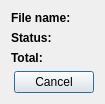
This is projects/gui/ui/importprogressdlg.ui in cutechess/cutechess as Qt 5 draws it before an edit. The edited form follows.
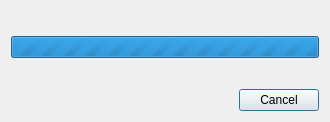
This is the edited form.

Commit message:
Improved PGN import dialog
Adds progress bar and remaining import time.

The edit to the form file:
```diff
--- a/projects/gui/ui/importprogressdlg.ui
+++ b/projects/gui/ui/importprogressdlg.ui
@@ -7,88 +7,44 @@
     <x>0</x>
     <y>0</y>
     <width>330</width>
-    <height>130</height>
+    <height>122</height>
    </rect>
   </property>
   <property name="minimumSize">
    <size>
     <width>330</width>
-    <height>130</height>
+    <height>120</height>
    </size>
   </property>
   <property name="windowTitle">
    <string>Importing</string>
   </property>
   <layout class="QVBoxLayout" name="verticalLayout_2">
-   <property name="sizeConstraint">
-    <enum>QLayout::SetFixedSize</enum>
-   </property>
    <item>
-    <layout class="QGridLayout" name="gridLayout_2" columnstretch="0,0,1">
-     <item row="0" column="0">
-      <widget class="QLabel" name="label">
+    <layout class="QVBoxLayout" name="verticalLayout">
+     <item>
+      <widget class="QLabel" name="m_fileNameLabel">
        <property name="font">
         <font>
          <weight>75</weight>
          <bold>true</bold>
         </font>
        </property>
-       <property name="text">
-        <string>File name:</string>
-       </property>
       </widget>
      </item>
-     <item row="0" column="2">
-      <widget class="QLabel" name="m_fileNameLabel"/>
-     </item>
-     <item row="0" column="1">
-      <spacer name="horizontalSpacer">
-       <property name="orientation">
-        <enum>Qt::Horizontal</enum>
+     <item>
+      <widget class="QProgressBar" name="m_importProgressBar">
+       <property name="maximum">
+        <number>0</number>
        </property>
-       <property name="sizeType">
-        <enum>QSizePolicy::Fixed</enum>
+       <property name="value">
+        <number>-1</number>
        </property>
-       <property name="sizeHint" stdset="0">
-        <size>
-         <width>10</width>
-         <height>0</height>
-        </size>
-       </property>
-      </spacer>
-     </item>
-     <item row="1" column="0">
-      <widget class="QLabel" name="label_3">
-       <property name="font">
-        <font>
-         <weight>75</weight>
-         <bold>true</bold>
-        </font>
-       </property>
-       <property name="text">
-        <string>Status:</string>
-       </property>
       </widget>
      </item>
-     <item row="1" column="2">
+     <item>
       <widget class="QLabel" name="m_statusLabel"/>
      </item>
-     <item row="2" column="0">
-      <widget class="QLabel" name="label_2">
-       <property name="font">
-        <font>
-         <weight>75</weight>
-         <bold>true</bold>
-        </font>
-       </property>
-       <property name="text">
-        <string>Total:</string>
-       </property>
-      </widget>
-     </item>
-     <item row="2" column="2">
-      <widget class="QLabel" name="m_totalGamesLabel"/>
-     </item>
     </layout>
    </item>
    <item>
```
The commit also changes 4 other files.
